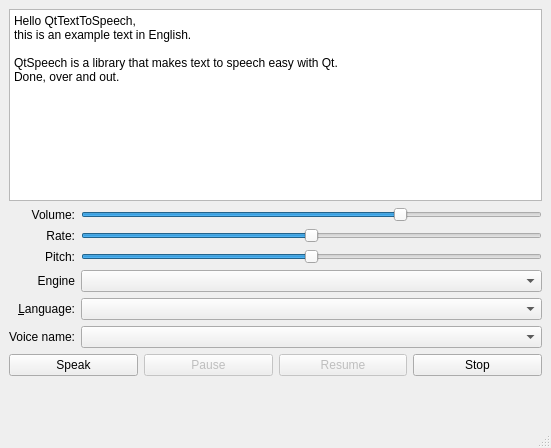
Qt form Qt/my_programm/hello_speak/src/ui/mainwindow.ui (RinatB2017/mega_GIT) before a commit.
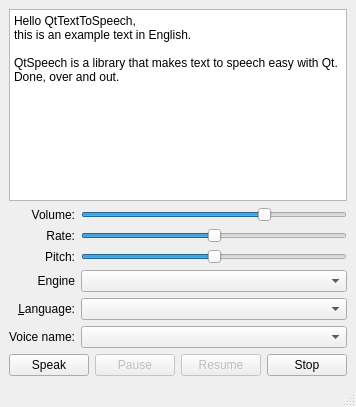
The same form after that commit.

What changed in the file:
```diff
--- a/Qt/my_programm/hello_speak/src/ui/mainwindow.ui
+++ b/Qt/my_programm/hello_speak/src/ui/mainwindow.ui
@@ -2,14 +2,6 @@
 <ui version="4.0">
  <class>MainWindow</class>
  <widget class="QMainWindow" name="MainWindow">
-  <property name="geometry">
-   <rect>
-    <x>0</x>
-    <y>0</y>
-    <width>551</width>
-    <height>448</height>
-   </rect>
-  </property>
   <property name="windowTitle">
    <string>MainWindow</string>
   </property>
@@ -238,19 +230,6 @@
       </item>
      </layout>
     </item>
-    <item>
-     <spacer name="verticalSpacer">
-      <property name="orientation">
-       <enum>Qt::Vertical</enum>
-      </property>
-      <property name="sizeHint" stdset="0">
-       <size>
-        <width>20</width>
-        <height>40</height>
-       </size>
-      </property>
-     </spacer>
-    </item>
    </layout>
   </widget>
   <widget class="QStatusBar" name="statusbar"/>
```
